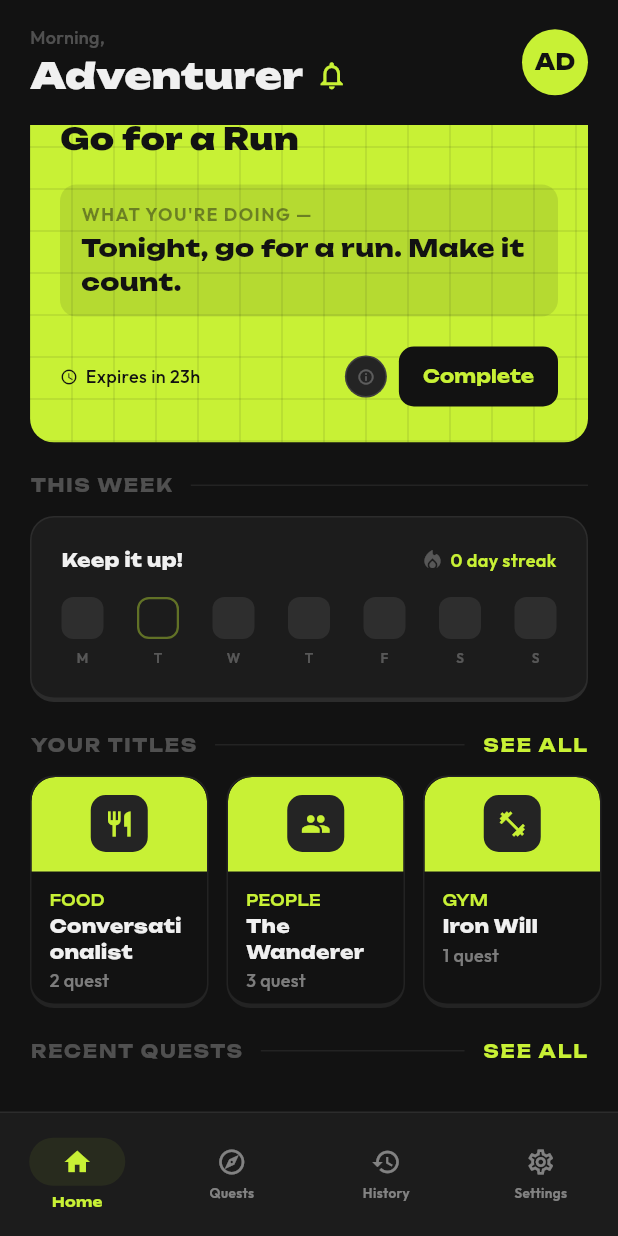
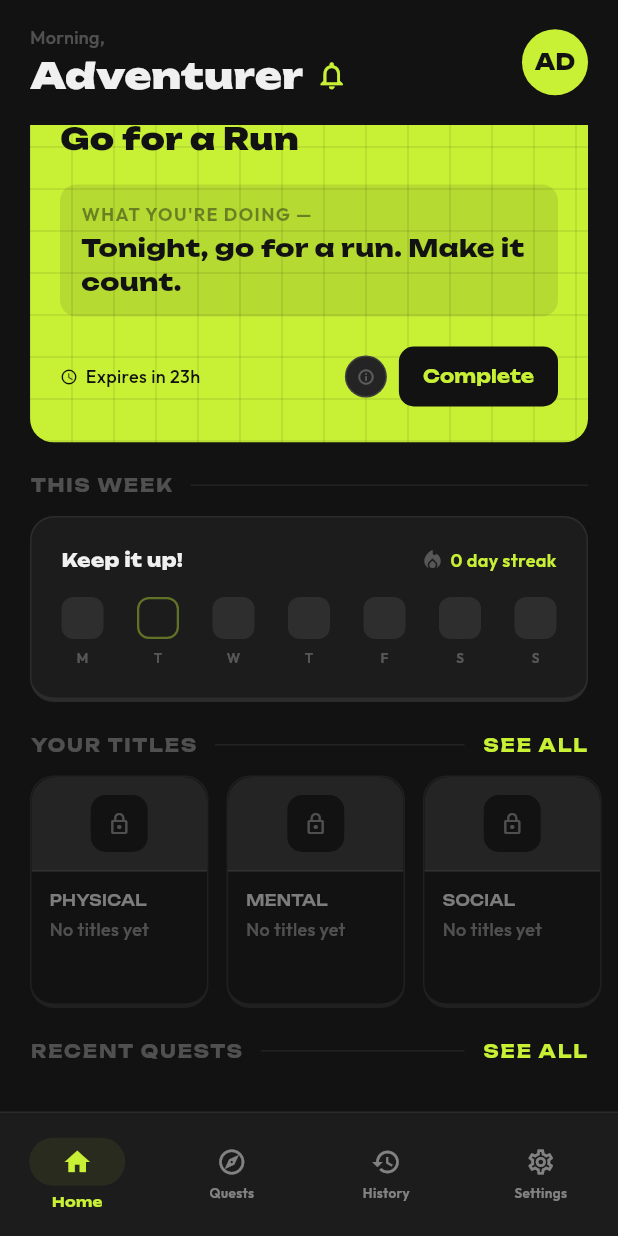
Before and after one commit to PatrickJohn243/altrr, a Flutter app: the HomeScreen screen opened by its route, scrolled down 41 dp, on a phone screen of 412 x 824 dp. Run offline on Flutter 3.47's test engine with Material 3 defaults, Android fonts, the phone set to English and light mode, and no system bars; our stand-ins replace device_preview, go_router, google_fonts, image_picker, isar; accounts and stored records are empty; generated files the repository leaves out were written again.

Commit message:
feat(home): replace TitleCard with TitleCategoryCard with locked/unlocked states

```diff
--- a/lib/core/widgets/title_card.dart
+++ b/lib/core/widgets/title_card.dart
@@ -3,62 +3,86 @@ import '../theme/app_colors.dart';
 import '../theme/app_typography.dart';
 import '../theme/app_spacing.dart';
 
-/// 119×155 vertical title card — lime header with icon, dark body with category/name/count.
-class TitleCard extends StatelessWidget {
-  final Widget icon;
+/// 119×155 category card — shows titles earned per category.
+/// Locked state (count == 0): dark header, dim text, no tap.
+/// Unlocked: lime header, category icon, title count, navigates on tap.
+class TitleCategoryCard extends StatelessWidget {
   final String category;
-  final String titleName;
-  final int questCount;
+  final IconData icon;
+  final int titleCount;
+  final bool locked;
+  final VoidCallback? onTap;
 
-  const TitleCard({
+  const TitleCategoryCard({
     super.key,
+    required this.category,
     required this.icon,
-    required this.category,
-    required this.titleName,
-    required this.questCount,
+    required this.titleCount,
+    this.locked = false,
+    this.onTap,
   });
 
   @override
   Widget build(BuildContext context) {
-    return Container(
+    final borderColor =
+        locked ? AppColors.borderCard : AppColors.borderSubtle;
+
+    return GestureDetector(
+      onTap: locked ? null : onTap,
+      child: Container(
         width: 119,
         height: 155,
-      decoration: const BoxDecoration(
+        decoration: BoxDecoration(
           color: AppColors.bgPrimary,
-        borderRadius: BorderRadius.all(Radius.circular(AppRadius.card)),
+          borderRadius: BorderRadius.circular(AppRadius.card),
           border: Border(
-          top: BorderSide(color: AppColors.borderSubtle),
-          left: BorderSide(color: AppColors.borderSubtle),
-          right: BorderSide(color: AppColors.borderSubtle),
-          bottom: BorderSide(color: AppColors.borderSubtle, width: 3),
+            top: BorderSide(color: borderColor),
+            left: BorderSide(color: borderColor),
+            right: BorderSide(color: borderColor),
+            bottom: BorderSide(color: borderColor, width: 3),
           ),
         ),
         child: ClipRRect(
-        borderRadius: const BorderRadius.all(Radius.circular(AppRadius.card)),
+          borderRadius: BorderRadius.circular(AppRadius.card),
           child: Column(
             crossAxisAlignment: CrossAxisAlignment.start,
             children: [
-            // Lime header
+              // ── Header ────────────────────────────────────────────────────
               Container(
                 height: 63,
-              decoration: const BoxDecoration(
-                color: AppColors.accent,
-                borderRadius: BorderRadius.vertical(top: Radius.circular(AppRadius.card)),
-                border: Border(bottom: BorderSide(color: AppColors.borderSubtle)),
+                decoration: BoxDecoration(
+                  color: locked ? AppColors.bgElevated : AppColors.accent,
+                  borderRadius: const BorderRadius.vertical(
+                    top: Radius.circular(AppRadius.card),
+                  ),
+                  border: const Border(
+                    bottom: BorderSide(color: AppColors.borderSubtle),
+                  ),
                 ),
                 child: Center(
                   child: Container(
                     width: 38,
                     height: 38,
-                  decoration: const BoxDecoration(
-                    color: AppColors.bgElevated,
-                    borderRadius: BorderRadius.all(Radius.circular(AppRadius.icon)),
+                    decoration: BoxDecoration(
+                      color: locked
+                          ? AppColors.bgPrimary
+                          : AppColors.bgElevated,
+                      borderRadius: BorderRadius.circular(AppRadius.icon),
                     ),
-                  child: Center(child: icon),
+                    child: Center(
+                      child: locked
+                          ? const Icon(
+                              Icons.lock_outline,
+                              size: 16,
+                              color: AppColors.textMuted,
+                            )
+                          : Icon(icon, size: 20, color: AppColors.accent),
                     ),
                   ),
                 ),
-            // Dark body
+              ),
+
+              // ── Body ──────────────────────────────────────────────────────
               Expanded(
                 child: Padding(
                   padding: const EdgeInsets.all(AppSpacing.cardPaddingSm),
@@ -67,19 +91,23 @@ class TitleCard extends StatelessWidget {
                     children: [
                       Text(
                         category.toUpperCase(),
-                      style: AppTypography.unboundedMedium(10, AppColors.accent),
+                        style: locked
+                            ? AppTypography.unboundedMedium(
+                                10, AppColors.textDisabled)
+                            : AppTypography.unboundedMedium(
+                                10, AppColors.accent),
                       ),
-                    const SizedBox(height: 2),
+                      const SizedBox(height: 4),
                       Text(
-                      titleName,
-                      style: AppTypography.unboundedExtraBold(12, AppColors.textPrimary),
-                      maxLines: 2,
-                      overflow: TextOverflow.ellipsis,
+                        locked
+                            ? 'No titles yet'
+                            : '$titleCount ${titleCount == 1 ? 'title' : 'titles'}',
+                        style: AppTypography.outfitMedium(
+                          12,
+                          locked
+                              ? AppColors.textMuted
+                              : AppColors.textDisabled,
                         ),
-                    const SizedBox(height: 2),
-                    Text(
-                      '$questCount quest',
-                      style: AppTypography.outfitMedium(12, AppColors.textDisabled),
                       ),
                     ],
                   ),
@@ -88,6 +116,7 @@ class TitleCard extends StatelessWidget {
             ],
           ),
         ),
+      ),
     );
   }
 }
--- a/lib/features/home/controllers/all_titles_controller.dart
+++ b/lib/features/home/controllers/all_titles_controller.dart
@@ -35,13 +35,21 @@ class AllTitlesController extends ChangeNotifier {
   List<EarnedTitle> _all = [];
   String _query = '';
   TitleFilter _filter = TitleFilter.all;
+  String? _categoryFilter;
 
   String get query => _query;
   TitleFilter get filter => _filter;
+  String? get categoryFilter => _categoryFilter;
   int get totalCount => _all.length;
 
-  AllTitlesController() {
+  AllTitlesController({String? initialCategory}) {
+    _categoryFilter = initialCategory;
     _load();
+  }
+
+  void clearCategoryFilter() {
+    _categoryFilter = null;
+    notifyListeners();
   }
 
   Future<void> _load() async {
@@ -55,7 +63,15 @@ class AllTitlesController extends ChangeNotifier {
   List<EarnedTitle> get filtered {
     var list = _all;
 
-    // Apply filter
+    // Apply category filter
+    if (_categoryFilter != null) {
+      list = list
+          .where((t) =>
+              t.category?.toLowerCase() == _categoryFilter!.toLowerCase())
+          .toList();
+    }
+
+    // Apply type filter
     switch (_filter) {
       case TitleFilter.quest:
         list = list.where((t) => t.condition == TitleCondition.questCount).toList();
--- a/lib/features/home/controllers/home_controller.dart
+++ b/lib/features/home/controllers/home_controller.dart
@@ -4,6 +4,7 @@ import '../../../core/database/isar_service.dart';
 import '../../../core/widgets/streak_card.dart';
 import '../../../features/quests/controllers/quests_controller.dart';
 import '../../../shared/models/quest.dart';
+import '../../../shared/models/earned_title.dart';
 
 class HomeController extends ChangeNotifier {
   final QuestsController _questsController;
@@ -12,6 +13,8 @@ class HomeController extends ChangeNotifier {
   List<Quest> recentQuests = [];
   int streakCount = 0;
   List<StreakDay> streakDays = _emptyWeek();
+  Map<String, int> categoryTitleCounts = {};
+  Map<String, int> categoryQuestCounts = {};
 
   HomeController(this._questsController) {
     _load();
@@ -32,6 +35,22 @@ class HomeController extends ChangeNotifier {
     recentQuests = history.take(5).toList();
     streakCount = _computeStreak(history, now);
     streakDays = _buildWeekDays(history, now);
+
+    final allTitles = await _isar.earnedTitles.where().findAll();
+    final counts = <String, int>{};
+    for (final t in allTitles) {
+      if (t.category != null) {
+        counts[t.category!] = (counts[t.category!] ?? 0) + 1;
+      }
+    }
+    categoryTitleCounts = counts;
+
+    final questCounts = <String, int>{};
+    for (final q in history) {
+      questCounts[q.category] = (questCounts[q.category] ?? 0) + 1;
+    }
+    categoryQuestCounts = questCounts;
+
     notifyListeners();
   }
 
--- a/lib/features/home/pages/all_titles/all_titles_screen.dart
+++ b/lib/features/home/pages/all_titles/all_titles_screen.dart
@@ -10,7 +10,8 @@ import '../../widgets/titles_empty_state.dart';
 import '../../../quests/widgets/title_earned_sheet.dart';
 
 class AllTitlesScreen extends StatefulWidget {
-  const AllTitlesScreen({super.key});
+  final String? initialCategory;
+  const AllTitlesScreen({super.key, this.initialCategory});
 
   @override
   State<AllTitlesScreen> createState() => _AllTitlesScreenState();
@@ -22,7 +23,7 @@ class _AllTitlesScreenState extends State<AllTitlesScreen> {
   @override
   void initState() {
     super.initState();
-    _controller = AllTitlesController();
+    _controller = AllTitlesController(initialCategory: widget.initialCategory);
   }
 
   @override
@@ -114,7 +115,40 @@ class _AllTitlesScreenState extends State<AllTitlesScreen> {
                   padding: const EdgeInsets.symmetric(
                     horizontal: AppSpacing.screenPadding,
                   ),
-                  children: TitleFilter.values.map((f) {
+                  children: [
+                    // Active category chip (shown when navigated from category card)
+                    if (_controller.categoryFilter != null) ...[
+                      GestureDetector(
+                        onTap: _controller.clearCategoryFilter,
+                        child: Container(
+                          padding: const EdgeInsets.symmetric(
+                            horizontal: 12,
+                            vertical: 7,
+                          ),
+                          decoration: BoxDecoration(
+                            color: AppColors.accentSubtle,
+                            borderRadius: BorderRadius.circular(AppRadius.chip),
+                            border: Border.all(color: AppColors.accentDim),
+                          ),
+                          child: Row(
+                            mainAxisSize: MainAxisSize.min,
+                            children: [
+                              Text(
+                                _controller.categoryFilter!.toUpperCase(),
+                                style: AppTypography.unboundedBold(
+                                    10, AppColors.accent),
+                              ),
+                              const SizedBox(width: 6),
+                              const Icon(Icons.close,
+                                  size: 10, color: AppColors.accent),
+                            ],
+                          ),
+                        ),
+                      ),
+                      const SizedBox(width: AppSpacing.sm),
+                    ],
+                    // Type filter chips
+                    ...TitleFilter.values.map((f) {
                       final isActive = _controller.filter == f;
                       return Padding(
                         padding: const EdgeInsets.only(right: AppSpacing.sm),
@@ -130,7 +164,8 @@ class _AllTitlesScreenState extends State<AllTitlesScreen> {
                               color: isActive
                                   ? AppColors.accent
                                   : AppColors.bgSurface,
-                            borderRadius: BorderRadius.circular(AppRadius.chip),
+                              borderRadius:
+                                  BorderRadius.circular(AppRadius.chip),
                               border: Border.all(
                                 color: isActive
                                     ? AppColors.accent
@@ -149,7 +184,8 @@ class _AllTitlesScreenState extends State<AllTitlesScreen> {
                           ),
                         ),
                       );
-                  }).toList(),
+                    }),
+                  ],
                 ),
               ),
             ),
@@ -185,7 +221,8 @@ class _AllTitlesScreenState extends State<AllTitlesScreen> {
                         titleName: t.titleText,
                         subtitle: _formatDate(t.earnedAt),
                         isNew: !t.isSeen,
-                        onTap: () => TitleEarnedSheet.show(context, titles: [t]),
+                        onTap: () =>
+                            TitleEarnedSheet.show(context, titles: [t]),
                       );
                     },
                   );
--- a/lib/features/home/pages/home/home_screen.dart
+++ b/lib/features/home/pages/home/home_screen.dart
@@ -5,10 +5,9 @@ import '../../../../core/theme/app_spacing.dart';
 import '../../../../core/widgets/app_bar_main.dart';
 import '../../../../core/widgets/quest_display_card.dart';
 import '../../../../core/widgets/streak_card.dart';
-import '../../../../core/widgets/title_card.dart';
+import '../../../../core/widgets/title_card.dart' show TitleCategoryCard;
 import '../../../../core/widgets/quest_row_card.dart';
 import '../../../../core/widgets/section_header.dart';
-import '../../../../shared/models/quest.dart';
 import '../../controllers/home_controller.dart';
 import '../../../quests/controllers/quests_controller_provider.dart';
 
@@ -51,10 +50,7 @@ class _HomeScreenState extends State<HomeScreen> {
       body: SafeArea(
         child: Column(
           children: [
-            AppBarMain(
-              onAvatarTap: () => context.push('/profile'),
-              onBellTap: () => context.push('/notifications'),
-            ),
+            const AppBarMain(),
             Expanded(
               child: ListenableBuilder(
                 listenable: homeCtrl,
@@ -73,6 +69,10 @@ class _HomeScreenState extends State<HomeScreen> {
                             questTitle: activeQuest.title,
                             description: activeQuest.description,
                             expiryText: _expiryText(activeQuest.expiresAt),
+                            category: activeQuest.category,
+                            questsInCategory: homeCtrl.categoryQuestCounts[
+                                    activeQuest.category] ??
+                                0,
                             assignedByAltrr: activeQuest.assignedByAltrr,
                             onComplete: () async {
                               final quest = questsCtrl.activeQuest;
@@ -100,44 +100,41 @@ class _HomeScreenState extends State<HomeScreen> {
                         const SizedBox(height: AppSpacing.sectionGap),
 
                         // ── YOUR TITLES ──────────────────────────────────────
-                        SectionHeader(label: 'YOUR TITLES', seeAll: () => context.push('/titles')),
+                        SectionHeader(
+                            label: 'YOUR TITLES',
+                            seeAll: () => context.push('/titles')),
                         const SizedBox(height: AppSpacing.itemGap),
                         SizedBox(
                           height: 155,
-                          child: ListView(
+                          child: ListView.separated(
                             scrollDirection: Axis.horizontal,
                             clipBehavior: Clip.none,
-                            children: const [
-                              TitleCard(
-                                icon: Icon(Icons.restaurant,
-                                    size: 20, color: AppColors.accent),
-                                category: 'Food',
-                                titleName: 'Conversationalist',
-                                questCount: 2,
-                              ),
-                              SizedBox(width: AppSpacing.itemGap),
-                              TitleCard(
-                                icon: Icon(Icons.people,
-                                    size: 20, color: AppColors.accent),
-                                category: 'People',
-                                titleName: 'The Wanderer',
-                                questCount: 3,
-                              ),
-                              SizedBox(width: AppSpacing.itemGap),
-                              TitleCard(
-                                icon: Icon(Icons.fitness_center,
-                                    size: 20, color: AppColors.accent),
-                                category: 'Gym',
-                                titleName: 'Iron Will',
-                                questCount: 1,
-                              ),
-                            ],
+                            itemCount: _categories.length,
+                            separatorBuilder: (_, __) =>
+                                const SizedBox(width: AppSpacing.itemGap),
+                            itemBuilder: (context, i) {
+                              final cat = _categories[i];
+                              final count =
+                                  homeCtrl.categoryTitleCounts[cat.key] ?? 0;
+                              return TitleCategoryCard(
+                                category: cat.label,
+                                icon: cat.icon,
+                                titleCount: count,
+                                locked: count == 0,
+                                onTap: () => context.push(
+                                  '/titles',
+                                  extra: cat.key,
+                                ),
+                              );
+                            },
                           ),
                         ),
                         const SizedBox(height: AppSpacing.sectionGap),
 
                         // ── RECENT QUESTS ────────────────────────────────────
-                        SectionHeader(label: 'RECENT QUESTS', seeAll: () => context.push('/all-quests')),
+                        SectionHeader(
+                            label: 'RECENT QUESTS',
+                            seeAll: () => context.push('/all-quests')),
                         const SizedBox(height: AppSpacing.itemGap),
                         if (homeCtrl.recentQuests.isEmpty)
                           const SizedBox.shrink()
@@ -170,6 +167,19 @@ class _HomeScreenState extends State<HomeScreen> {
       ),
     );
   }
+
+  // ── Category definitions ───────────────────────────────────────────────────
+
+  static const _categories = [
+    _CategoryDef('physical', 'Physical', Icons.fitness_center),
+    _CategoryDef('mental', 'Mental', Icons.psychology),
+    _CategoryDef('social', 'Social', Icons.people),
+    _CategoryDef('cooking', 'Cooking', Icons.restaurant),
+    _CategoryDef('learning', 'Learning', Icons.school),
+    _CategoryDef('explore', 'Explore', Icons.travel_explore),
+    _CategoryDef('hobby', 'Hobby', Icons.palette),
+    _CategoryDef('reflection', 'Reflect', Icons.self_improvement),
+  ];
 
   static String _expiryText(DateTime expiresAt) {
     final remaining = expiresAt.difference(DateTime.now());
@@ -220,3 +230,12 @@ class _HomeScreenState extends State<HomeScreen> {
     }
   }
 }
+
+// ── Category definition ────────────────────────────────────────────────────────
+
+class _CategoryDef {
+  final String key;
+  final String label;
+  final IconData icon;
+  const _CategoryDef(this.key, this.label, this.icon);
+}
```
Lines whose indentation alone changed are shown as unchanged.
